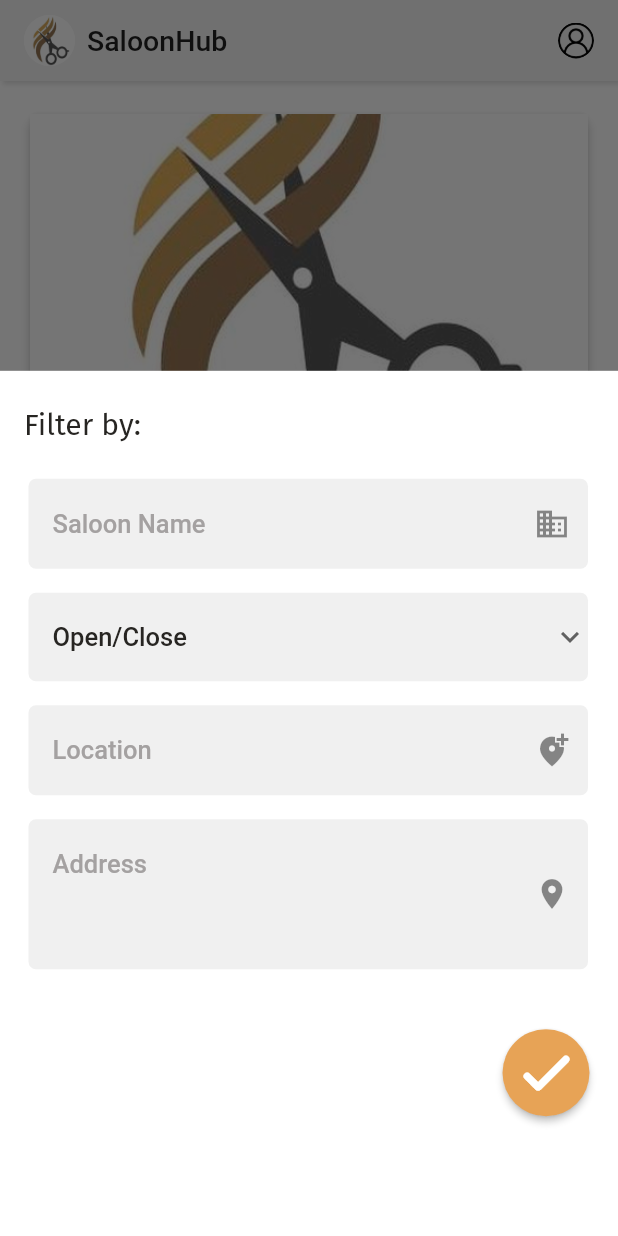
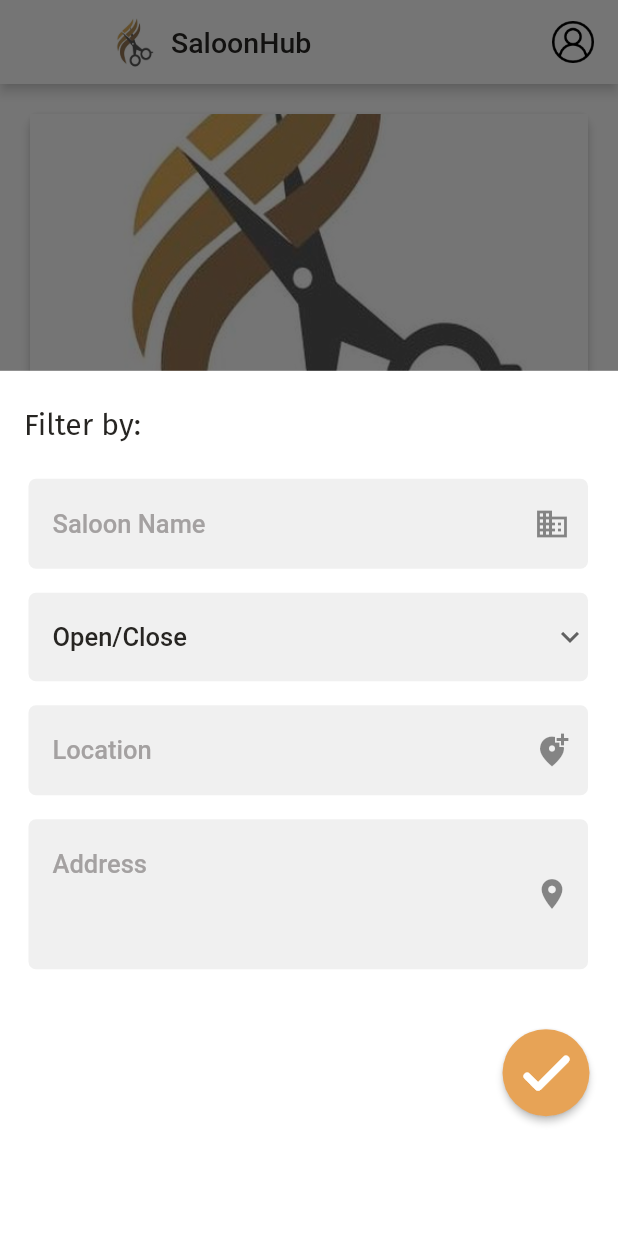
Before and after one commit to areebmomin/salon-hub-in-flutter, a Flutter app: the UserHomePage screen opened by its route, after a tap on the "filter list alt" icon, on a phone screen of 412 x 824 dp. Run offline on Flutter 3.47's test engine with Material 2 defaults, Android fonts, the phone set to English and light mode, and no system bars; our stand-ins replace cloud_firestore, email_validator, equatable, firebase_auth, firebase_core, firebase_storage and 6 more; missing offline and left inert: time_range_picker; accounts and stored records are empty; generated files the repository leaves out were written again; project files that could hold a hidden picture were left out.

Commit message:
improve toolbar

```diff
--- a/lib/user/profile_page/profile_page.dart
+++ b/lib/user/profile_page/profile_page.dart
@@ -1,4 +1,5 @@
 import 'package:flutter/material.dart';
+import '../../utils/index.dart';
 
 class ProfilePage extends StatelessWidget {
   const ProfilePage({super.key});
@@ -7,6 +8,7 @@ class ProfilePage extends StatelessWidget {
   Widget build(BuildContext context) {
     return Scaffold(
       backgroundColor: Colors.white,
+      appBar: _appBar,
       body: SafeArea(
         child: Column(
           mainAxisSize: MainAxisSize.max,
@@ -17,3 +19,18 @@ class ProfilePage extends StatelessWidget {
     );
   }
 }
+
+var _appBar = AppBar(
+  title: const Text(Strings.profile),
+  backgroundColor: Colors.white,
+  titleTextStyle: const TextStyle(
+    fontSize: 19,
+    fontWeight: FontWeight.w500,
+    color: AppColors.headingTextColor,
+  ),
+  elevation: 3,
+  shadowColor: Colors.grey.shade200,
+  iconTheme: const IconThemeData(
+    color: AppColors.headingTextColor,
+  ),
+);
--- a/lib/user/user_home_page.dart
+++ b/lib/user/user_home_page.dart
@@ -1,4 +1,3 @@
-import 'dart:io';
 import 'package:flutter/material.dart';
 import '../utils/index.dart';
 
@@ -17,13 +16,15 @@ class UserHomePage extends StatelessWidget {
   Widget build(BuildContext context) {
     return Scaffold(
       backgroundColor: Colors.white,
+      appBar: appBar(context, null),
       body: const SafeArea(
         child: Column(
           mainAxisSize: MainAxisSize.max,
           crossAxisAlignment: CrossAxisAlignment.stretch,
           children: [
-            SaloonHubToolbar(),
-            Expanded(child: SaloonListView()),
+            Expanded(
+              child: SaloonListView(),
+            ),
           ],
         ),
       ),
--- a/lib/user/widgets/saloon_hub_toolbar.dart
+++ b/lib/user/widgets/saloon_hub_toolbar.dart
@@ -1,26 +1,9 @@
 part of '../user_home_page.dart';
 
-class SaloonHubToolbar extends StatelessWidget {
-  const SaloonHubToolbar({super.key});
-
-  @override
-  Widget build(BuildContext context) {
-    return Container(
-      decoration: BoxDecoration(
-        color: Colors.grey[100],
-        boxShadow: [
-          BoxShadow(
-            color: Colors.grey.shade300,
-            blurRadius: 2.0,
-            spreadRadius: 0.0,
-            offset: const Offset(2.0, 2.0),
-          )
-        ],
-      ),
-      child: Row(
-        crossAxisAlignment: CrossAxisAlignment.center,
+AppBar appBar(BuildContext context, String? imageUrl) => AppBar(
+      title: const Row(
         children: [
-          const Padding(
+          Padding(
             padding: EdgeInsets.only(left: 16, top: 10, bottom: 10),
             child: CircleAvatar(
               radius: 17,
@@ -28,38 +11,48 @@ class SaloonHubToolbar extends StatelessWidget {
               backgroundImage: AssetImage(Assets.appLogo),
             ),
           ),
-          const Padding(
+          Padding(
             padding: EdgeInsets.only(left: 8, top: 10, bottom: 10),
             child: Text(
               Strings.appNameToolbar,
               style: TextStyle(
                 fontSize: 19,
                 fontWeight: FontWeight.w500,
+                color: AppColors.headingTextColor,
               ),
             ),
           ),
-          const Spacer(),
+        ],
+      ),
+      titleSpacing: 0,
+      backgroundColor: Colors.white,
+      elevation: 3,
+      shadowColor: Colors.grey.shade200,
+      actions: [
         Padding(
           padding: const EdgeInsets.only(right: 16),
           child: InkWell(
             onTap: () {
               Navigator.pushNamed(context, Routes.userProfilePage);
             },
-              child: CircleAvatar(
-                backgroundColor: Colors.transparent,
-                backgroundImage: _getBackgroundImages(null),
-                radius: 12,
-              ),
+            child: _getProfileImageOrIcon(context, null),
           ),
         ),
       ],
-      ),
+    );
+
+Widget _getProfileImageOrIcon(BuildContext context, String? imageUrl) {
+  if (imageUrl != null) {
+    return CircleAvatar(
+      backgroundColor: Colors.transparent,
+      backgroundImage: NetworkImage(imageUrl),
+      radius: 14,
+    );
+  } else {
+    return const Image(
+      image: AssetImage(Assets.profilePic),
+      width: 28,
+      height: 28,
     );
   }
-
-  ImageProvider<Object> _getBackgroundImages(File? imageView) {
-    return imageView != null
-        ? FileImage(imageView) as ImageProvider<Object>
-        : const AssetImage(Assets.profilePic);
 }
-}
--- a/lib/user/widgets/saloon_list_view.dart
+++ b/lib/user/widgets/saloon_list_view.dart
@@ -5,16 +5,13 @@ class SaloonListView extends StatelessWidget {
 
   @override
   Widget build(BuildContext context) {
-    return Padding(
-      padding: const EdgeInsets.only(top: 2),
-      child: ListView.builder(
+    return ListView.builder(
       padding: const EdgeInsets.only(top: 8, bottom: 8),
       itemCount: 5,
       prototypeItem: const SaloonListViewItem(),
       itemBuilder: (context, index) {
         return const SaloonListViewItem();
       },
-      ),
     );
   }
 }
--- a/lib/utils/strings.dart
+++ b/lib/utils/strings.dart
@@ -70,6 +70,7 @@ class Strings {
   static const String filterByHeading = 'Filter by:';
   static const String saloonName = 'Saloon Name';
   static const String saloonAddress = 'Saloon Address';
+  static const String profile = 'Profile';
 
   // lists
   static const List<String> saloonTypes = <String>['Male', 'Female', 'Unisex'];
```
Lines whose indentation alone changed are shown as unchanged.
